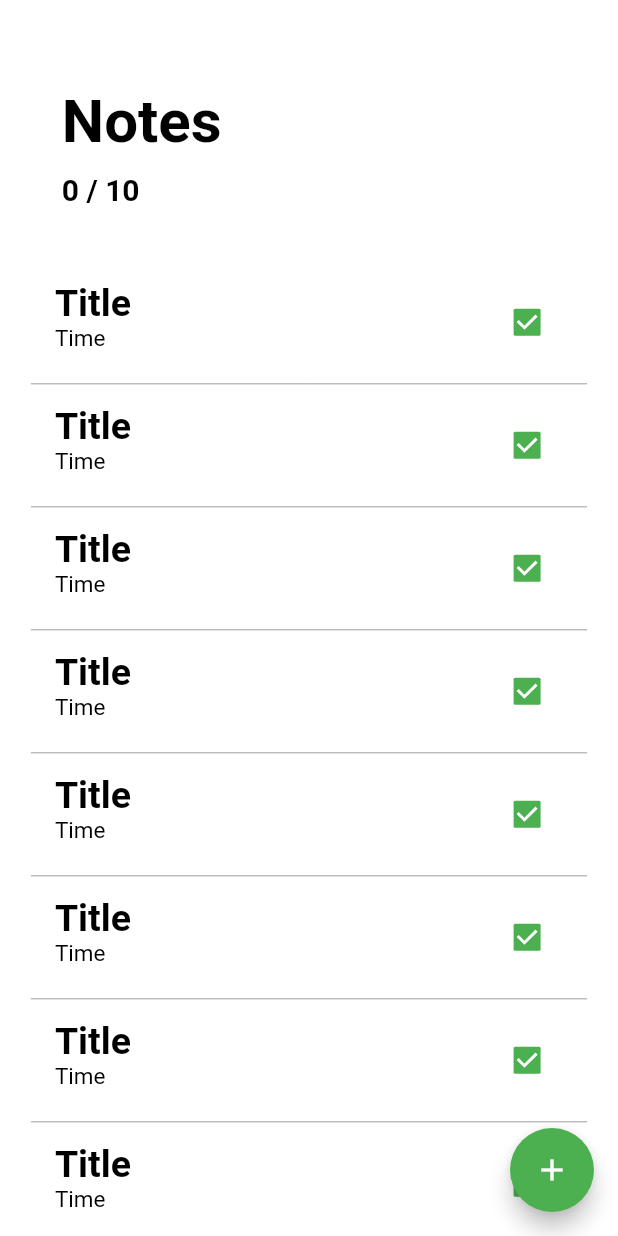
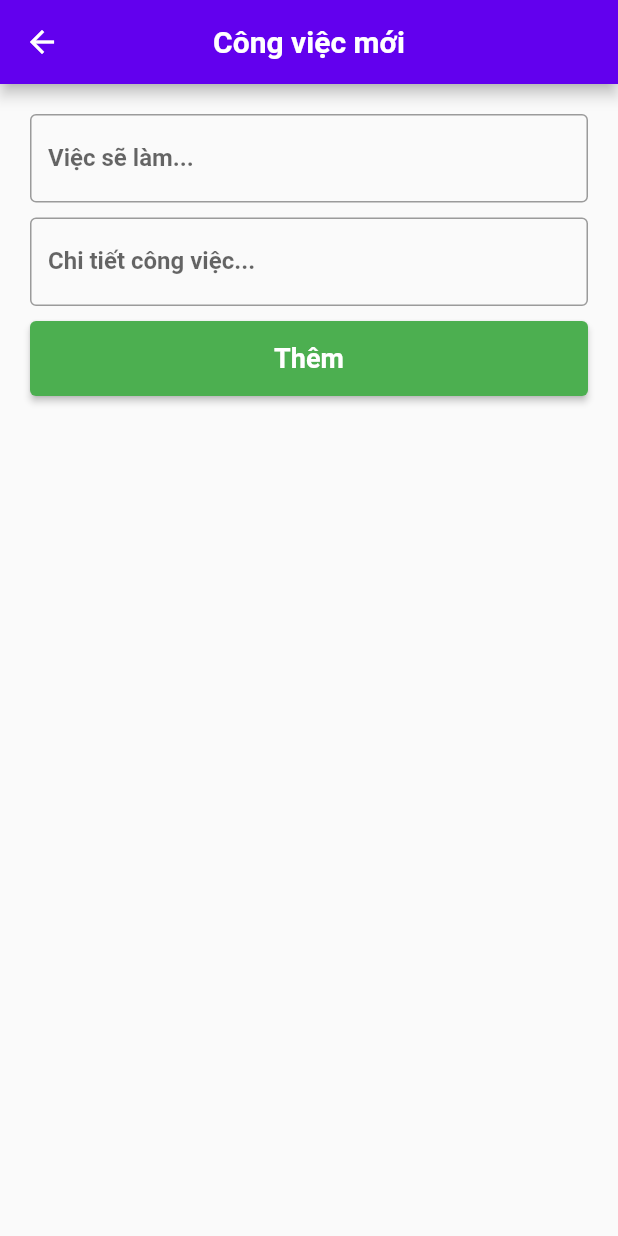
Before and after one commit to nhattien04/TodoListApp, a Flutter app: the HomePage screen opened directly, after a tap on the "add" icon, on a phone screen of 412 x 824 dp. Run offline on Flutter 3.47's test engine with Material 2 defaults, Android fonts, the phone set to English and light mode, and no system bars; our stand-ins replace cloud_firestore, firebase_auth, firebase_core, fluttertoast, google_fonts; accounts and stored records are empty.

Commit message:
update app

```diff
--- /dev/null
+++ b/todo_list_app/lib/pages/add_task_page.dart
@@ -0,0 +1,104 @@
+import 'package:cloud_firestore/cloud_firestore.dart';
+import 'package:firebase_auth/firebase_auth.dart';
+import 'package:flutter/material.dart';
+import 'package:fluttertoast/fluttertoast.dart';
+import 'package:google_fonts/google_fonts.dart';
+
+class AddTaskPage extends StatefulWidget {
+  @override
+  _AddTaskPageState createState() => _AddTaskPageState();
+}
+
+class _AddTaskPageState extends State<AddTaskPage> {
+  TextEditingController titleController = TextEditingController();
+  TextEditingController descriptionController = TextEditingController();
+
+  addtasktofirebase() async {
+    FirebaseAuth auth = FirebaseAuth.instance;
+    final User? user = await auth.currentUser;
+    String uid = user!.uid;
+    var time = DateTime.now();
+
+    await FirebaseFirestore.instance
+        .collection('tasks')
+        .doc(uid)
+        .collection('mytasks')
+        .doc(time.toString())
+        .set({
+      'title': titleController.text,
+      'description': descriptionController.text,
+      'time': time.toString(),
+      'timestamp': time
+    });
+    Fluttertoast.showToast(msg: 'Data Added');
+  }
+
+  @override
+  Widget build(BuildContext context) {
+    return Scaffold(
+      appBar: AppBar(
+          centerTitle: true,
+          title: Text('Công việc mới',
+              style: TextStyle(
+                  fontSize: 20,
+                  fontWeight: FontWeight.bold,
+                  color: Colors.white))),
+      body: Container(
+          padding: EdgeInsets.all(20),
+          child: Column(
+            children: [
+              Container(
+                child: TextField(
+                  controller: titleController,
+                  decoration: InputDecoration(
+                      labelText: 'Việc sẽ làm...',
+                      labelStyle: TextStyle(
+                        fontSize: 16,
+                        fontWeight: FontWeight.bold,
+                      ),
+                      border: OutlineInputBorder()),
+                ),
+              ),
+              SizedBox(height: 10),
+              Container(
+                child: TextField(
+                  controller: descriptionController,
+                  decoration: InputDecoration(
+                      labelText: 'Chi tiết công việc...',
+                      labelStyle: TextStyle(
+                        fontSize: 16,
+                        fontWeight: FontWeight.bold,
+                      ),
+                      border: OutlineInputBorder()),
+                ),
+              ),
+              SizedBox(height: 10),
+              Container(
+                  width: double.infinity,
+                  height: 50,
+                  child: ElevatedButton(
+                    style: ButtonStyle(backgroundColor:
+                        MaterialStateProperty.resolveWith<Color>(
+                            (Set<MaterialState> states) {
+                      if (states.contains(MaterialState.pressed))
+                        return Colors.lightGreen;
+                      return Colors.green;
+                    })),
+                    child: Text(
+                      'Thêm',
+                      style: GoogleFonts.roboto(
+                          fontSize: 18, fontWeight: FontWeight.bold),
+                    ),
+                    onPressed: () {
+                      if (titleController.text != '' &&
+                          descriptionController.text != '') {
+                        addtasktofirebase();
+                        Navigator.pop(context);
+                      }
+                    },
+                  ))
+            ],
+          )),
+    );
+  }
+}
--- a/todo_list_app/lib/pages/home_page.dart
+++ b/todo_list_app/lib/pages/home_page.dart
@@ -1,99 +1,159 @@
-import 'package:flutter/cupertino.dart';
+import 'package:cloud_firestore/cloud_firestore.dart';
+import 'package:firebase_auth/firebase_auth.dart';
 import 'package:flutter/material.dart';
+import 'package:google_fonts/google_fonts.dart';
+import 'package:intl/intl.dart';
+import 'add_task_page.dart';
+import 'description.dart';
 
 class HomePage extends StatefulWidget {
   @override
-  State<StatefulWidget> createState() {
-    return _HomePageState();
-  }
+  _HomePageState createState() => _HomePageState();
 }
 
 class _HomePageState extends State<HomePage> {
-  _buildNote(int index) {
-    return Padding(
-      padding: EdgeInsets.symmetric(
-          horizontal: MediaQuery.of(context).size.width * 5 / 100),
-      child: Column(
-        children: [
-          ListTile(
-            title: Text(
-              'Title',
-              style: TextStyle(
-                  fontSize: 25,
-                  fontWeight: FontWeight.bold,
-                  color: Colors.black),
-            ),
-            subtitle: Text(
-              'Time',
-              style: TextStyle(
-                  fontSize: 15,
-                  fontWeight: FontWeight.normal,
-                  color: Colors.black),
-            ),
-            trailing: Checkbox(
-              onChanged: (value) {
-                print(value);
-              },
-              activeColor: Colors.green,
-              value: true,
-            ),
-          ),
-          Divider(
-            height: 10,
-            color: Colors.grey,
-          )
-        ],
-      ),
-    );
+  String uid = '';
+  @override
+  void initState() {
+    getuid();
+    super.initState();
+  }
+
+  getuid() async {
+    FirebaseAuth auth = FirebaseAuth.instance;
+    final User? user = await auth.currentUser;
+    setState(() {
+      uid = user!.uid;
+    });
   }
 
   @override
   Widget build(BuildContext context) {
-    return Scaffold(
-      // backgroundColor: Color(0xFFF5DBBF),
-      backgroundColor: Colors.white,
-      floatingActionButton: FloatingActionButton(
-        onPressed: () {},
-        backgroundColor: Colors.green,
-        child: Icon(Icons.add),
+    return new WillPopScope(
+      onWillPop: () async => false,
+      child: Scaffold(
+        appBar: AppBar(
+          centerTitle: true,
+          title: Text(
+            'Việc cần làm',
+            style: TextStyle(
+                fontSize: 20, fontWeight: FontWeight.bold, color: Colors.white),
           ),
-      body: ListView.builder(
-        padding: EdgeInsets.symmetric(
-            vertical: MediaQuery.of(context).size.height * 2 / 100),
-        itemCount: 20,
+          actions: [
+            IconButton(
+                icon: Icon(Icons.logout),
+                onPressed: () async {
+                  await FirebaseAuth.instance.signOut();
+                }),
+          ],
+        ),
+        body: Container(
+          padding: EdgeInsets.all(10),
+          height: MediaQuery.of(context).size.height,
+          width: MediaQuery.of(context).size.width,
+          child: StreamBuilder(
+            stream: FirebaseFirestore.instance
+                .collection('tasks')
+                .doc(uid)
+                .collection('mytasks')
+                .snapshots(),
+            builder: (context, snapshot) {
+              if (snapshot.connectionState == ConnectionState.waiting) {
+                return Center(
+                  child: CircularProgressIndicator(),
+                );
+              } else {
+                final docs = snapshot.data!.docs;
+
+                return ListView.builder(
+                  itemCount: docs.length,
                   itemBuilder: (context, index) {
-          if (index == 0) {
-            return Padding(
-              padding: EdgeInsets.symmetric(
-                  horizontal: MediaQuery.of(context).size.width * 10 / 100,
-                  vertical: MediaQuery.of(context).size.height * 5 / 100),
-              child: Column(
-                mainAxisAlignment: MainAxisAlignment.start,
+                    var time = (docs[index]['timestamp'] as Timestamp).toDate();
+
+                    return InkWell(
+                      onTap: () {
+                        Navigator.push(
+                            context,
+                            MaterialPageRoute(
+                                builder: (context) => Description(
+                                      title: docs[index]['title'],
+                                      description: docs[index]['description'],
+                                    )));
+                      },
+                      child: Container(
+                        margin: EdgeInsets.only(bottom: 10),
+                        height: 90,
+                        child: Row(
+                          mainAxisAlignment: MainAxisAlignment.spaceBetween,
+                          children: [
+                            Column(
+                                mainAxisAlignment: MainAxisAlignment.center,
                                 crossAxisAlignment: CrossAxisAlignment.start,
                                 children: [
-                  Text(
-                    'Notes',
-                    style: TextStyle(
-                        fontSize: 40,
-                        fontWeight: FontWeight.bold,
-                        color: Colors.black),
-                  ),
-                  SizedBox(
-                    height: 10,
-                  ),
-                  Text(
-                    '0 / 10',
-                    style: TextStyle(
+                                  Container(
+                                      margin: EdgeInsets.only(left: 20),
+                                      child: Text(docs[index]['title'],
+                                          style: GoogleFonts.roboto(
                                               fontSize: 20,
                                               fontWeight: FontWeight.bold,
-                        color: Colors.black),
+                                              color: Colors.black))),
+                                  SizedBox(
+                                    height: 5,
+                                  ),
+                                  Container(
+                                    margin: EdgeInsets.only(left: 20),
+                                    child: Text(
+                                      DateFormat.yMd().add_jm().format(time),
+                                      style: TextStyle(
+                                          fontSize: 16, color: Colors.black),
+                                    ),
                                   )
+                                ]),
+                            Container(
+                                child: IconButton(
+                                    icon: Icon(
+                                      Icons.delete_forever,
+                                      color: Colors.red,
+                                    ),
+                                    onPressed: () async {
+                                      await FirebaseFirestore.instance
+                                          .collection('tasks')
+                                          .doc(uid)
+                                          .collection('mytasks')
+                                          .doc(docs[index]['time'])
+                                          .delete();
+                                    }))
                           ],
                         ),
+                        decoration: BoxDecoration(
+                          boxShadow: [
+                            BoxShadow(
+                              color: Colors.grey.withOpacity(0.4),
+                              spreadRadius: 5,
+                              blurRadius: 7,
+                              offset:
+                                  Offset(0, 2), // changes position of shadow
+                            ),
+                          ],
+                          color: Colors.white,
+                          borderRadius: BorderRadius.circular(10),
+                        ),
+                      ),
+                    );
+                  },
                 );
               }
-          return _buildNote(index);
             },
+          ),
+          // color: Colors.red,
+        ),
+        floatingActionButton: FloatingActionButton(
+            child: Icon(Icons.add, color: Colors.white),
+            backgroundColor: Theme.of(context).primaryColor,
+            onPressed: () {
+              Navigator.push(context,
+                  MaterialPageRoute(builder: (context) => AddTaskPage()));
+            }),
       ),
     );
   }
--- a/todo_list_app/pubspec.yaml
+++ b/todo_list_app/pubspec.yaml
@@ -39,6 +39,11 @@ dependencies:
   intl: ^0.17.0
   sqflite: ^2.2.2
   path_provider: ^2.0.11
+  google_fonts: ^3.0.1
+  fluttertoast: ^8.1.2
+  firebase_core: ^2.3.0
+  firebase_auth:
+  cloud_firestore: ^4.2.0
 
 dev_dependencies:
   flutter_test:
```
Also changed, not shown: todo_list_app/lib/main.dart (+21 -11 lines), todo_list_app/lib/pages/auth_form.dart (added, +207 -0 lines), todo_list_app/lib/pages/auth_page.dart (added, +16 -0 lines), todo_list_app/lib/pages/description.dart (added, +43 -0 lines), 4 other files. Lines whose indentation alone changed are shown as unchanged.
